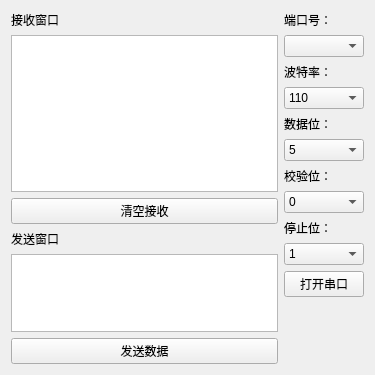
Old version of the form mainwindow.ui in the repository itwhy1994/Qt-SerialPort.
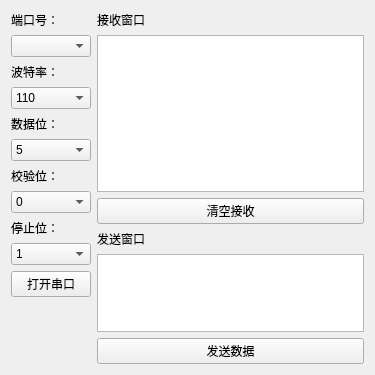
New version of the form. Icons and pictures are not drawn.

Commit message: mod:SerialPort UI

Diff of the .ui file:
```diff
--- a/mainwindow.ui
+++ b/mainwindow.ui
@@ -26,49 +26,7 @@
   <widget class="QWidget" name="centralWidget">
    <layout class="QHBoxLayout" name="horizontalLayout">
     <item>
-     <layout class="QHBoxLayout" name="horizontalLayout_9" stretch="6,1">
-      <item>
-       <layout class="QVBoxLayout" name="verticalLayout_4" stretch="1,16,1,1,8,1">
-        <item>
-         <widget class="QLabel" name="label_9">
-          <property name="text">
-           <string>接收窗口</string>
-          </property>
-         </widget>
-        </item>
-        <item>
-         <widget class="QTextEdit" name="textEdit">
-          <property name="tabStopWidth">
-           <number>80</number>
-          </property>
-         </widget>
-        </item>
-        <item>
-         <widget class="QPushButton" name="clearButton">
-          <property name="text">
-           <string>清空接收</string>
-          </property>
-         </widget>
-        </item>
-        <item>
-         <widget class="QLabel" name="label_10">
-          <property name="text">
-           <string>发送窗口</string>
-          </property>
-         </widget>
-        </item>
-        <item>
-         <widget class="QTextEdit" name="textEdit_2"/>
-        </item>
-        <item>
-         <widget class="QPushButton" name="sendButton">
-          <property name="text">
-           <string>发送数据</string>
-          </property>
-         </widget>
-        </item>
-       </layout>
-      </item>
+     <layout class="QHBoxLayout" name="horizontalLayout_9" stretch="0,0">
       <item>
        <layout class="QVBoxLayout" name="verticalLayout_5">
         <item>
@@ -272,6 +230,48 @@
         </item>
        </layout>
       </item>
+      <item>
+       <layout class="QVBoxLayout" name="verticalLayout_4" stretch="1,16,1,1,8,1">
+        <item>
+         <widget class="QLabel" name="label_9">
+          <property name="text">
+           <string>接收窗口</string>
+          </property>
+         </widget>
+        </item>
+        <item>
+         <widget class="QTextEdit" name="textEdit">
+          <property name="tabStopWidth">
+           <number>80</number>
+          </property>
+         </widget>
+        </item>
+        <item>
+         <widget class="QPushButton" name="clearButton">
+          <property name="text">
+           <string>清空接收</string>
+          </property>
+         </widget>
+        </item>
+        <item>
+         <widget class="QLabel" name="label_10">
+          <property name="text">
+           <string>发送窗口</string>
+          </property>
+         </widget>
+        </item>
+        <item>
+         <widget class="QTextEdit" name="textEdit_2"/>
+        </item>
+        <item>
+         <widget class="QPushButton" name="sendButton">
+          <property name="text">
+           <string>发送数据</string>
+          </property>
+         </widget>
+        </item>
+       </layout>
+      </item>
      </layout>
     </item>
    </layout>
```
The commit also changes 1 other file.
